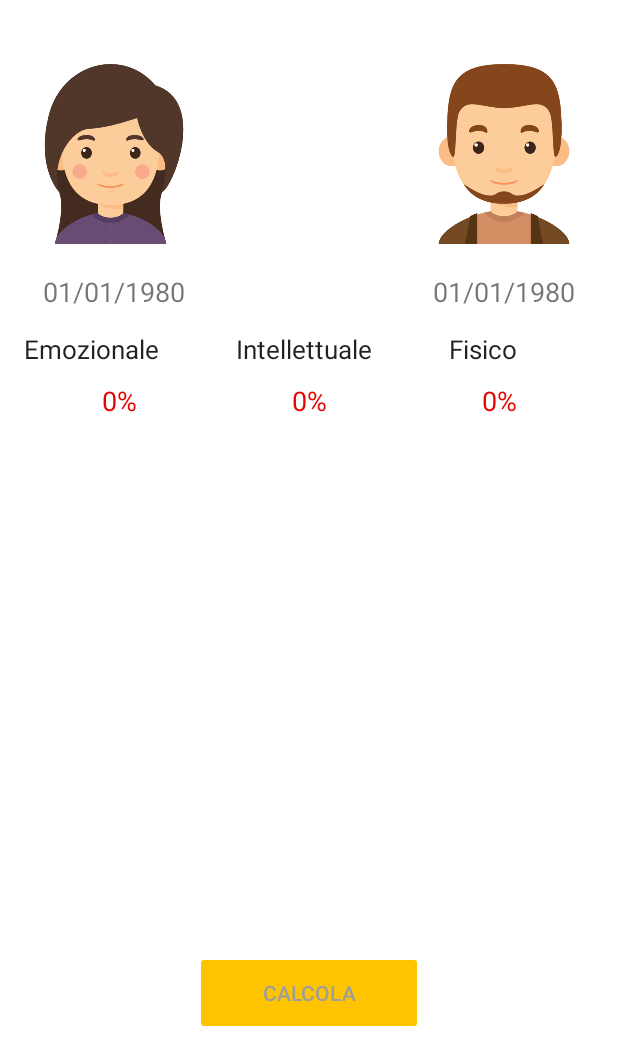
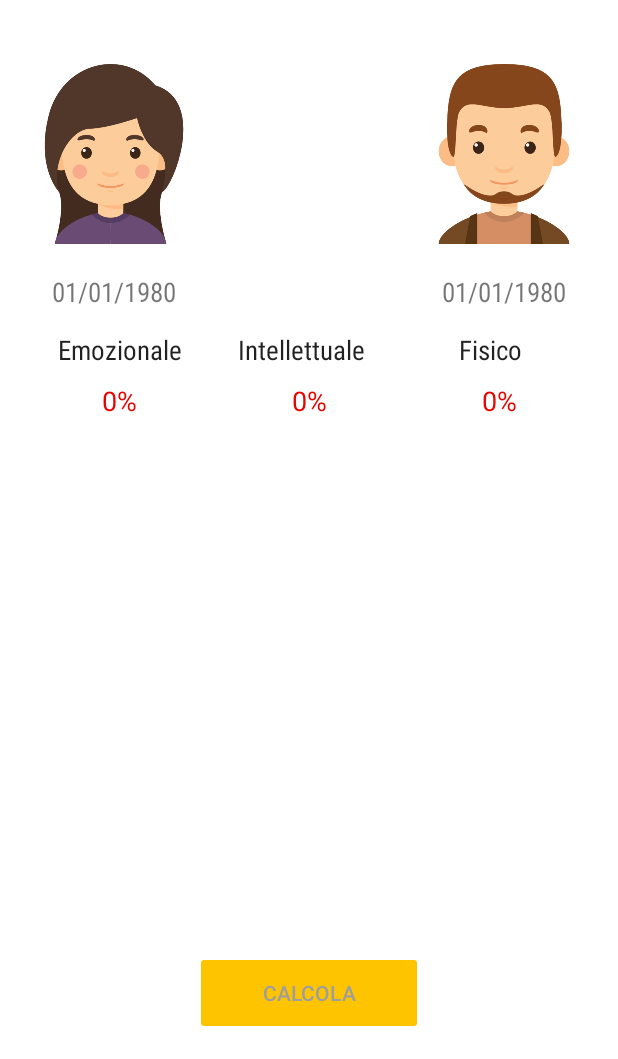
Before and after one commit to Syncroweb/BioComp, an Android app: the Calculate screen opened directly, with no data from a screen before it, on a phone screen of 412 x 824 dp, the part 177-1236 px from its top. Run offline under Robolectric (Android 15) with nearby library versions, the phone set to English and light mode, and no system bars; our stand-ins replace AdMob.

Commit message:
28/10/2016 - Prova commit

```diff
--- a/app/src/main/res/layout/activity_calculate.xml
+++ b/app/src/main/res/layout/activity_calculate.xml
@@ -79,7 +79,8 @@
             style="?android:attr/borderlessButtonStyle"
             android:layout_above="@+id/linearLayout3"
             android:layout_alignParentStart="true"
-            android:layout_alignEnd="@+id/btnFirstPhoto" />
+            android:layout_alignEnd="@+id/btnFirstPhoto"
+            android:fontFamily="sans-serif-condensed" />
 
         <Button
             android:layout_width="wrap_content"
@@ -94,7 +95,8 @@
             style="?android:attr/borderlessButtonStyle"
             android:layout_below="@+id/btnSecondPhoto"
             android:layout_alignParentEnd="true"
-            android:layout_alignStart="@+id/btnSecondPhoto" />
+            android:layout_alignStart="@+id/btnSecondPhoto"
+            android:fontFamily="sans-serif-condensed" />
 
         <LinearLayout
             android:orientation="horizontal"
@@ -109,32 +111,35 @@
                 android:text="@string/emotional"
                 android:id="@+id/lblEmotional"
                 android:layout_marginTop="2dp"
-                android:textSize="17sp"
-                android:layout_weight="1"
+                android:textSize="18sp"
+                android:layout_weight="0.54"
                 android:textAppearance="?android:attr/textAppearanceLargePopupMenu"
-                android:textAlignment="textStart" />
+                android:textAlignment="center"
+                android:fontFamily="sans-serif-condensed" />
 
             <TextView
                 android:layout_width="wrap_content"
                 android:layout_height="wrap_content"
                 android:text="@string/intellectual"
-                android:textSize="17sp"
+                android:textSize="18sp"
                 android:id="@+id/lblIntellectual"
                 android:layout_marginTop="2dp"
-                android:layout_weight="1"
+                android:layout_weight="0.36"
                 android:textAppearance="?android:attr/textAppearanceLargePopupMenu"
-                android:textAlignment="textStart" />
+                android:textAlignment="center"
+                android:fontFamily="sans-serif-condensed" />
 
             <TextView
                 android:layout_width="wrap_content"
                 android:layout_height="wrap_content"
                 android:text="@string/physical"
-                android:textSize="17sp"
+                android:textSize="18sp"
                 android:id="@+id/lblPhysical"
                 android:layout_marginTop="2dp"
-                android:layout_weight="1"
+                android:layout_weight="1.14"
                 android:textAppearance="?android:attr/textAppearanceLargePopupMenu"
-                android:textAlignment="textStart"/>
+                android:textAlignment="center"
+                android:fontFamily="sans-serif-condensed" />
 
         </LinearLayout>
 
--- a/app/src/main/res/layout/activity_infos.xml
+++ b/app/src/main/res/layout/activity_infos.xml
@@ -17,10 +17,11 @@
         android:text="@string/theory"
         android:id="@+id/lblTitle"
         android:textAppearance="?android:attr/textAppearanceLargePopupMenu"
-        android:textSize="18sp"
+        android:textSize="20sp"
         android:layout_alignParentTop="true"
         android:layout_centerHorizontal="true"
-        android:textAllCaps="false" />
+        android:textAllCaps="false"
+        android:fontFamily="sans-serif-condensed" />
 
     <ScrollView
         android:id="@+id/scroller_id"
--- a/app/src/main/res/layout/activity_main_menu.xml
+++ b/app/src/main/res/layout/activity_main_menu.xml
@@ -17,9 +17,10 @@
         android:text="@string/welcome_to_biocomp"
         android:id="@+id/lblTitle"
         android:textAppearance="?android:attr/textAppearanceLargePopupMenu"
-        android:textSize="18sp"
+        android:textSize="20sp"
         android:layout_alignParentTop="true"
-        android:layout_centerHorizontal="true" />
+        android:layout_centerHorizontal="true"
+        android:fontFamily="sans-serif-condensed" />
 
     <TextView
         android:layout_width="wrap_content"
--- a/app/src/main/res/layout/activity_splash_screen.xml
+++ b/app/src/main/res/layout/activity_splash_screen.xml
@@ -28,5 +28,6 @@
         android:layout_alignParentBottom="true"
         android:layout_centerHorizontal="true"
         android:textColor="#d6d7d7"
-        android:textSize="14sp"/>
+        android:textSize="16sp"
+        android:fontFamily="sans-serif-condensed" />
 </RelativeLayout>
--- a/build.gradle
+++ b/build.gradle
@@ -5,7 +5,8 @@ buildscript {
         jcenter()
     }
     dependencies {
-        classpath 'com.android.tools.build:gradle:2.1.3'
+        classpath 'com.android.tools.build:gradle:2.2.2'
+        classpath 'com.google.gms:google-services:3.0.0'
 
         // NOTE: Do not place your application dependencies here; they belong
         // in the individual module build.gradle files
```
Also changed, not shown: app/src/main/res/layout/activity_calculate_load_or_new.xml (+9 -9 lines), app/src/main/res/layout/activity_choose_date.xml (+9 -6 lines), app/src/main/res/layout/activity_register.xml (+7 -4 lines), 4 other files.
